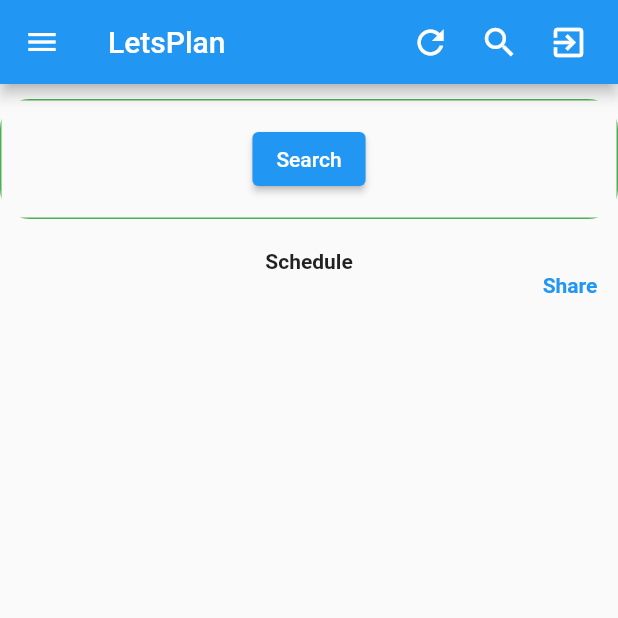
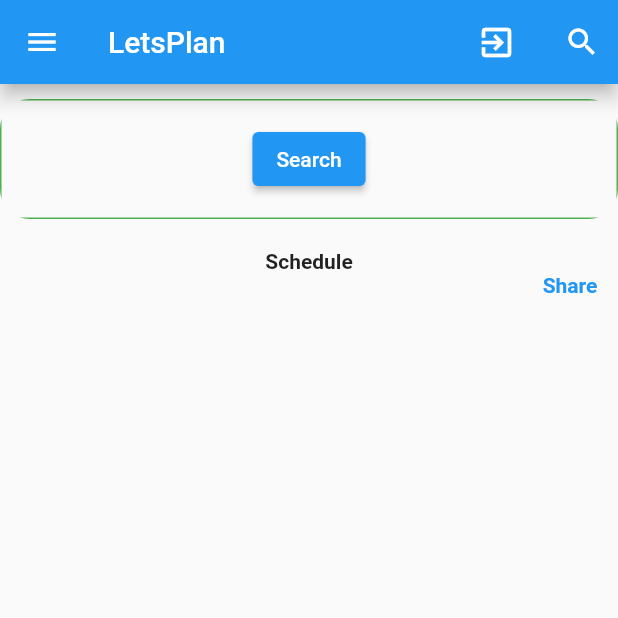
Before and after one commit to Rhicarde/lets_meet, a Flutter app: the Pages screen opened directly, on a phone screen of 412 x 824 dp, the top half of it. Run offline on Flutter 3.47's test engine with Material 2 defaults, Android fonts, the phone set to English and light mode, and no system bars; drawn by our look-alikes of easy_search_bar, google_nav_bar; our stand-ins replace cloud_firestore, firebase_auth, firebase_core, flutter_local_notifications, geolocator, table_calendar; missing offline and left inert: google_maps_webservice, search_map_location; accounts and stored records are empty.

Commit message:
Minor Update - Login, Registration, Search
- Clean up code
- Fixed issues with Login and Registration
- Search no longer pushes to new screen

```diff
--- a/lib/Home/Home.dart
+++ b/lib/Home/Home.dart
@@ -1,4 +1,5 @@
 import 'package:cloud_firestore/cloud_firestore.dart';
+import 'package:easy_search_bar/easy_search_bar.dart';
 import 'package:firebase_auth/firebase_auth.dart';
 import 'package:flutter/cupertino.dart';
 import 'package:flutter/material.dart';
@@ -11,6 +12,7 @@ import '../../Search/Search.dart';
 import '../Scheduling/Events/DisplayEvents.dart';
 import '../Scheduling/Plans/DisplaySchedule.dart';
 import '../Scheduling/Plans/Schedule.dart';
+import '../Search/DisplaySearch.dart';
 import 'RequestMenu.dart';
 
 // The main home screen that the user see's when logging on
@@ -25,12 +27,9 @@ class _Home extends State<Home>{
   User_Database db = User_Database();
   FirebaseAuth auth = FirebaseAuth.instance;
 
-  // bool areDatesEqual(DateTime date1, DateTime date2) {
-  //   if(date1.day == date2.day && date1.month == date2.month && date1.year == date2.year) {
-  //     return true;
-  //   }
-  //   return false;
-  // }
+  //initialize search value
+  String searchValue = '';
+  bool search_screen = false;
 
   DateTime viewedDate = DateUtils.dateOnly(DateTime.now());
   var dateFormat = DateFormat('MMMM dd');
@@ -53,34 +52,13 @@ class _Home extends State<Home>{
     User? user = auth.currentUser;
 
     return Scaffold(
+      resizeToAvoidBottomInset: false,
       // Top bar that has Sign Out button
-      appBar: AppBar(
-          backgroundColor: Theme.of(context).appBarTheme.backgroundColor,
-          centerTitle: Theme.of(context).appBarTheme.centerTitle,
+      appBar: EasySearchBar( //creating the search bar which takes in user input
           title: const Text('LetsPlan'),
+          searchHintText: 'Search Title',
+          foregroundColor: Colors.white,
           actions: <Widget>[
-            Padding(
-                padding: const EdgeInsets.only(right: 20.0),
-                child: GestureDetector(
-                  child: const Icon(
-                    Icons.refresh_outlined,
-                    size: 26.0,
-                  ),
-                  onTap: () => Navigator.pushReplacement(context, MaterialPageRoute(builder: (context) => ProfileVerification())
-                  ),
-                )
-            ),
-            Padding(
-                padding: const EdgeInsets.only(right: 20.0),
-                child: GestureDetector(
-                  child: const Icon(
-                    Icons.search_outlined,
-                    size: 26.0,
-                  ),
-                  onTap: () => Navigator.push(context, MaterialPageRoute(builder: (context) => Search())
-                  ),
-                )
-            ),
             Padding(
                 padding: const EdgeInsets.only(right: 20.0),
                 child: GestureDetector(
@@ -95,7 +73,16 @@ class _Home extends State<Home>{
                   ),
                 )
             )
-          ]
+          ],
+          //search based on value constantly updating whenever the user types characters
+          onSearch: (value) => setState(() {
+            search_screen = true;
+            searchValue= value;
+
+            if (searchValue.isEmpty) {
+              search_screen = false;
+            }
+          })
       ),
 
       // A side bar menu that allows user to view all incoming requests
@@ -109,7 +96,17 @@ class _Home extends State<Home>{
           }
       ),
       // Contains weather, text, schedule, and events in a column
-      body: Column(
+      body: Visibility(
+        visible: !search_screen,
+        replacement: Column( //displaying the search based on what is searched
+            crossAxisAlignment: CrossAxisAlignment.start,
+            mainAxisAlignment: MainAxisAlignment.start,
+            mainAxisSize: MainAxisSize.min,
+            children: [
+              Flexible(child: DisplaySearch(query:searchValue)),
+            ]
+        ),
+        child: Column(
               children: [
                 const SizedBox(
                   height: 10,
@@ -258,6 +255,7 @@ class _Home extends State<Home>{
                 )
               ]
           ),
+      ),
     );
   }
 }
--- a/lib/Login/ProfileVerification.dart
+++ b/lib/Login/ProfileVerification.dart
@@ -76,6 +76,7 @@ class _ProfileVerificationState extends State<ProfileVerification> {
   Widget build(BuildContext context) => _isEmailVerified
           ? Pages()
           : Scaffold(
+              resizeToAvoidBottomInset: false,
               appBar: AppBar(
                 title: const Text('Verify Email'),
               ),
--- a/lib/Scheduling/TabManager.dart
+++ b/lib/Scheduling/TabManager.dart
@@ -28,6 +28,7 @@ class _Pages extends State<Pages>{
   @override
   Widget build(BuildContext context) {
     return Scaffold(
+      resizeToAvoidBottomInset: false,
       // Bottom Navigation Bar used for selecting the pages
       bottomNavigationBar: Container(
         color: Theme.of(context).canvasColor,
--- a/lib/main.dart
+++ b/lib/main.dart
@@ -35,6 +35,7 @@ class MainPage extends StatelessWidget {
 
     @override
     Widget build(BuildContext context) => Scaffold(
+      resizeToAvoidBottomInset: false,
       body: StreamBuilder<User?>(
           stream: FirebaseAuth.instance.authStateChanges(),
           builder: (context, snapshot) {
```
Also changed, not shown: lib/Login/Login.dart (+3 -5 lines), lib/Scheduling/Events/EventDetail.dart (+8 -0 lines), lib/Scheduling/Events/EventInvitation.dart (+28 -31 lines), lib/Search/DisplaySearch.dart (+78 -6 lines), lib/Search/Search.dart (+32 -1 lines). Lines whose indentation alone changed are shown as unchanged.
